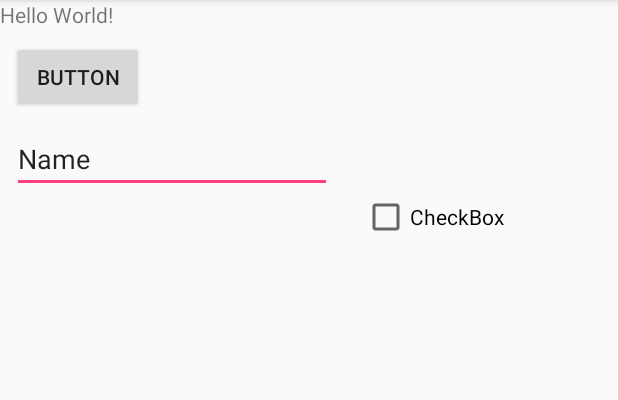
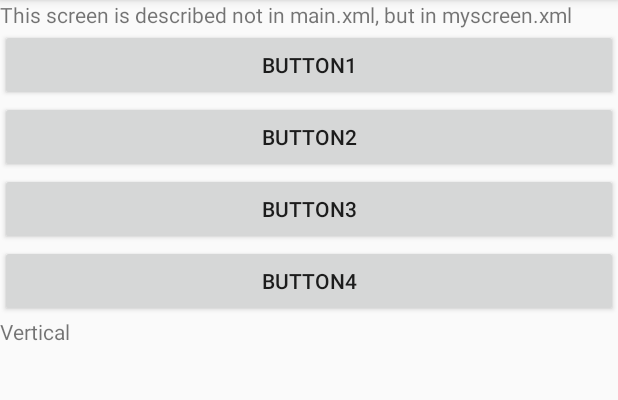
Before and after one commit to Hexakosioihexekontahex/DraftApp, an Android app: the screen it shows after launch (MainActivity), on a phone screen of 412 x 824 dp, the part 84-484 px from its top. Run offline under Robolectric (Android 15) with nearby library versions, the light colour scheme and no system bars.

Commit message:
L005
vertical/horizontal layout files

```diff
--- a/app/src/main/java/com/test/hex/draftapp/MainActivity.kt
+++ b/app/src/main/java/com/test/hex/draftapp/MainActivity.kt
@@ -7,6 +7,6 @@ class MainActivity : AppCompatActivity() {
 
     override fun onCreate(savedInstanceState: Bundle?) {
         super.onCreate(savedInstanceState)
-        setContentView(R.layout.activity_main)
+        setContentView(R.layout.myscreen)
     }
 }
--- /dev/null
+++ b/app/src/main/res/layout-land/myscreen.xml
@@ -0,0 +1,46 @@
+<?xml version="1.0" encoding="utf-8"?>
+<android.support.constraint.ConstraintLayout xmlns:android="http://schemas.android.com/apk/res/android"
+    android:layout_width="match_parent" android:layout_height="match_parent">
+
+    <LinearLayout
+        android:layout_width="match_parent"
+        android:layout_height="match_parent"
+        android:orientation="vertical">
+
+        <TextView
+            android:id="@+id/textView2"
+            android:layout_width="match_parent"
+            android:layout_height="wrap_content"
+            android:text="@string/not_main_xml" />
+
+        <Button
+            android:id="@+id/button2"
+            android:layout_width="match_parent"
+            android:layout_height="wrap_content"
+            android:text="@string/button1" />
+
+        <Button
+            android:id="@+id/button3"
+            android:layout_width="match_parent"
+            android:layout_height="wrap_content"
+            android:text="@string/button2" />
+
+        <Button
+            android:id="@+id/button4"
+            android:layout_width="match_parent"
+            android:layout_height="wrap_content"
+            android:text="@string/button3" />
+
+        <Button
+            android:id="@+id/button5"
+            android:layout_width="match_parent"
+            android:layout_height="wrap_content"
+            android:text="@string/button4" />
+
+        <TextView
+            android:id="@+id/textView3"
+            android:layout_width="match_parent"
+            android:layout_height="wrap_content"
+            android:text="@string/horizontal" />
+    </LinearLayout>
+</android.support.constraint.ConstraintLayout>
--- /dev/null
+++ b/app/src/main/res/layout/myscreen.xml
@@ -0,0 +1,46 @@
+<?xml version="1.0" encoding="utf-8"?>
+<android.support.constraint.ConstraintLayout xmlns:android="http://schemas.android.com/apk/res/android"
+    android:layout_width="match_parent" android:layout_height="match_parent">
+
+    <LinearLayout
+        android:layout_width="match_parent"
+        android:layout_height="match_parent"
+        android:orientation="vertical">
+
+        <TextView
+            android:id="@+id/textView2"
+            android:layout_width="match_parent"
+            android:layout_height="wrap_content"
+            android:text="@string/not_main_xml" />
+
+        <Button
+            android:id="@+id/button2"
+            android:layout_width="match_parent"
+            android:layout_height="wrap_content"
+            android:text="@string/button1" />
+
+        <Button
+            android:id="@+id/button3"
+            android:layout_width="match_parent"
+            android:layout_height="wrap_content"
+            android:text="@string/button2" />
+
+        <Button
+            android:id="@+id/button4"
+            android:layout_width="match_parent"
+            android:layout_height="wrap_content"
+            android:text="@string/button3" />
+
+        <Button
+            android:id="@+id/button5"
+            android:layout_width="match_parent"
+            android:layout_height="wrap_content"
+            android:text="@string/button4" />
+
+        <TextView
+            android:id="@+id/textView3"
+            android:layout_width="match_parent"
+            android:layout_height="wrap_content"
+            android:text="@string/vertical" />
+    </LinearLayout>
+</android.support.constraint.ConstraintLayout>
--- a/app/src/main/res/values/strings.xml
+++ b/app/src/main/res/values/strings.xml
@@ -4,4 +4,11 @@
     <string name="name">Name</string>
     <string name="named">Named</string>
     <string name="checkbox">CheckBox</string>
+    <string name="not_main_xml">This screen is described not in main.xml, but in myscreen.xml</string>
+    <string name="horizontal">Horizontal</string>
+    <string name="vertical">Vertical</string>
+    <string name="button1">Button1</string>
+    <string name="button2">Button2</string>
+    <string name="button3">Button3</string>
+    <string name="button4">Button4</string>
 </resources>
```
Also changed, not shown: 1 other file.
